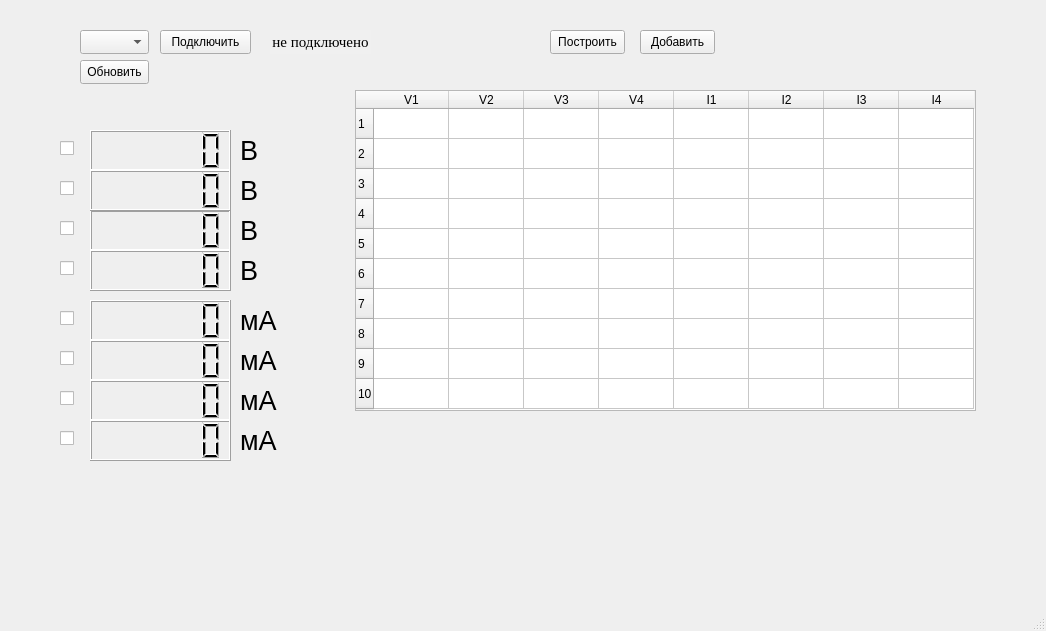
Old version of the form interface.ui in the repository KejLater/lab_stand.
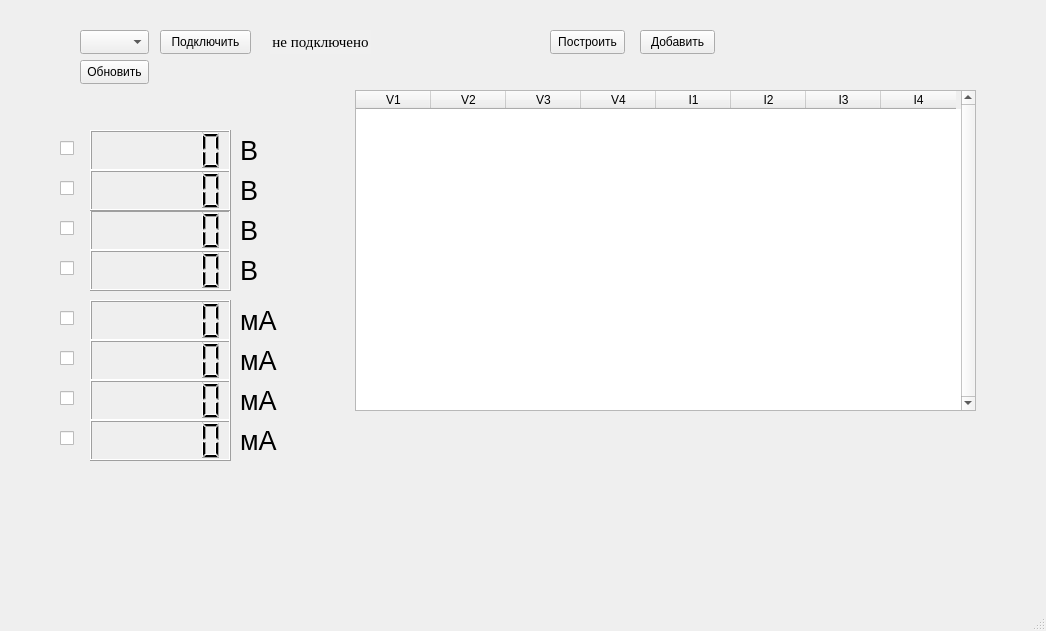
New version of the form.

Commit message: Colors for gpaphs were chosen

Diff of the .ui file:
```diff
--- a/interface.ui
+++ b/interface.ui
@@ -949,7 +949,7 @@
      </rect>
     </property>
     <property name="verticalScrollBarPolicy">
-     <enum>Qt::ScrollBarAlwaysOff</enum>
+     <enum>Qt::ScrollBarAlwaysOn</enum>
     </property>
     <property name="horizontalScrollBarPolicy">
      <enum>Qt::ScrollBarAlwaysOff</enum>
@@ -970,7 +970,7 @@
      <bool>false</bool>
     </property>
     <property name="rowCount">
-     <number>10</number>
+     <number>0</number>
     </property>
     <property name="columnCount">
      <number>8</number>
@@ -981,16 +981,6 @@
     <attribute name="horizontalHeaderShowSortIndicator" stdset="0">
      <bool>false</bool>
     </attribute>
-    <row/>
-    <row/>
-    <row/>
-    <row/>
-    <row/>
-    <row/>
-    <row/>
-    <row/>
-    <row/>
-    <row/>
     <column>
      <property name="text">
       <string>V1</string>
```
The commit also changes 1 other file.
